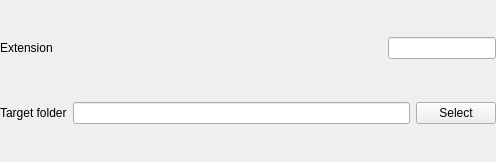
The window that copydog-qt/src/filetypesetting.ui (TheNumerus/asset-manager) describes before a commit, drawn with Qt 5.
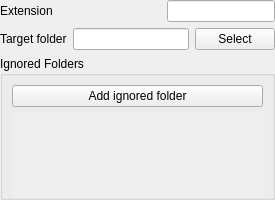
The same window after the commit. Icons and pictures are not drawn.

Commit message: ugly ignored folders in ui

```diff
--- a/copydog-qt/src/filetypesetting.ui
+++ b/copydog-qt/src/filetypesetting.ui
@@ -6,8 +6,8 @@
    <rect>
     <x>0</x>
     <y>0</y>
-    <width>496</width>
-    <height>162</height>
+    <width>275</width>
+    <height>200</height>
    </rect>
   </property>
   <property name="windowTitle">
@@ -27,7 +27,7 @@
     <number>0</number>
    </property>
    <item>
-    <layout class="QHBoxLayout" name="horizontalLayout">
+    <layout class="QHBoxLayout" name="horizontalLayout" stretch="0,0">
      <item>
       <widget class="QLabel" name="label">
        <property name="text">
@@ -81,6 +81,93 @@
      </item>
     </layout>
    </item>
+   <item>
+    <widget class="QGroupBox" name="verticalGroupBox">
+     <property name="title">
+      <string>Ignored Folders</string>
+     </property>
+     <layout class="QVBoxLayout" name="verticalLayout_2">
+      <property name="leftMargin">
+       <number>9</number>
+      </property>
+      <property name="topMargin">
+       <number>9</number>
+      </property>
+      <property name="bottomMargin">
+       <number>0</number>
+      </property>
+      <item>
+       <widget class="QPushButton" name="pushButton">
+        <property name="text">
+         <string>Add ignored folder</string>
+        </property>
+        <property name="icon">
+         <iconset theme="folder">
+          <normaloff>.</normaloff>.</iconset>
+        </property>
+       </widget>
+      </item>
+      <item>
+       <widget class="QScrollArea" name="scrollArea">
+        <property name="enabled">
+         <bool>true</bool>
+        </property>
+        <property name="sizePolicy">
+         <sizepolicy hsizetype="Preferred" vsizetype="Preferred">
+          <horstretch>0</horstretch>
+          <verstretch>0</verstretch>
+         </sizepolicy>
+        </property>
+        <property name="minimumSize">
+         <size>
+          <width>0</width>
+          <height>0</height>
+         </size>
+        </property>
+        <property name="frameShape">
+         <enum>QFrame::NoFrame</enum>
+        </property>
+        <property name="sizeAdjustPolicy">
+         <enum>QAbstractScrollArea::AdjustIgnored</enum>
+        </property>
+        <property name="widgetResizable">
+         <bool>true</bool>
+        </property>
+        <widget class="QWidget" name="ignoredFoldersWidget">
+         <property name="geometry">
+          <rect>
+           <x>0</x>
+           <y>0</y>
+           <width>251</width>
+           <height>68</height>
+          </rect>
+         </property>
+         <property name="sizePolicy">
+          <sizepolicy hsizetype="Preferred" vsizetype="Preferred">
+           <horstretch>0</horstretch>
+           <verstretch>0</verstretch>
+          </sizepolicy>
+         </property>
+         <layout class="QVBoxLayout" name="ignoredFolderLayout">
+          <property name="leftMargin">
+           <number>0</number>
+          </property>
+          <property name="topMargin">
+           <number>0</number>
+          </property>
+          <property name="rightMargin">
+           <number>0</number>
+          </property>
+          <property name="bottomMargin">
+           <number>0</number>
+          </property>
+         </layout>
+        </widget>
+       </widget>
+      </item>
+     </layout>
+    </widget>
+   </item>
   </layout>
  </widget>
  <resources/>
```
The commit also changes 8 other files.
